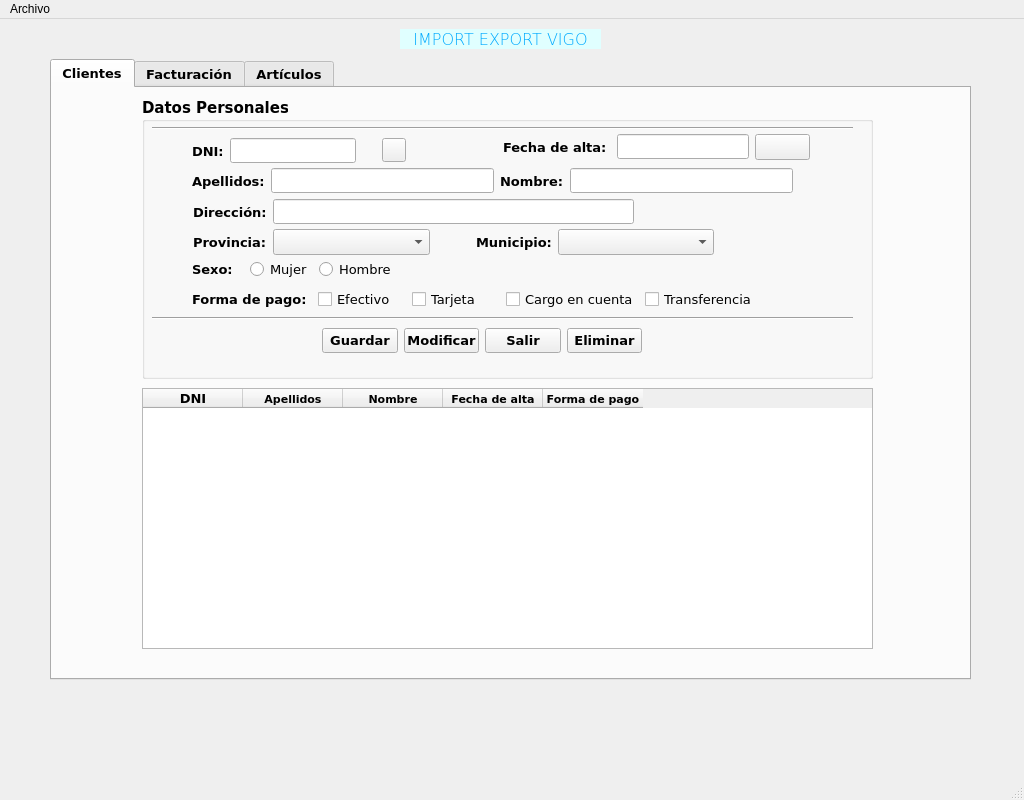
Before: the Qt Designer form window.ui in beafaro/farocarrera, drawn with Qt 5.
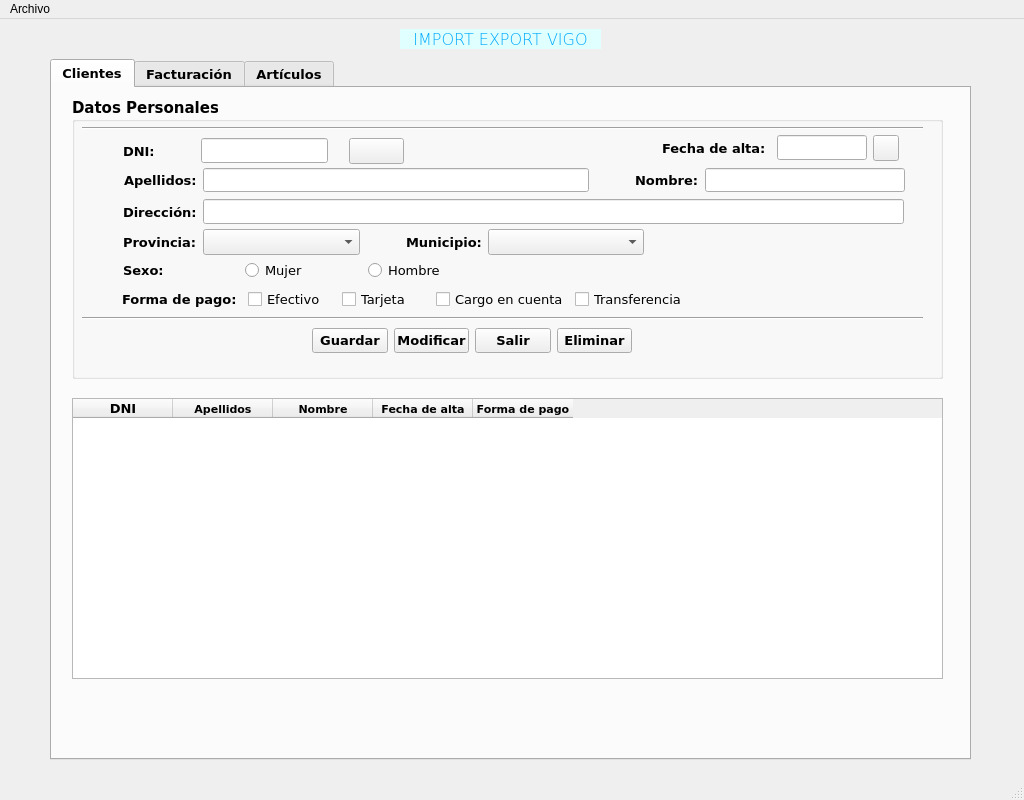
After: the same form once the commit is applied. Icons and pictures are not drawn.

Diff of the .ui file:
```diff
--- a/window.ui
+++ b/window.ui
@@ -53,7 +53,7 @@
       <x>50</x>
       <y>40</y>
       <width>921</width>
-      <height>621</height>
+      <height>701</height>
      </rect>
     </property>
     <property name="font">
@@ -74,9 +74,9 @@
      <widget class="QGroupBox" name="groupBox">
       <property name="geometry">
        <rect>
-        <x>90</x>
+        <x>20</x>
         <y>10</y>
-        <width>731</width>
+        <width>871</width>
         <height>281</height>
        </rect>
       </property>
@@ -97,7 +97,7 @@
         <rect>
          <x>10</x>
          <y>20</y>
-         <width>701</width>
+         <width>841</width>
          <height>21</height>
         </rect>
        </property>
@@ -105,82 +105,19 @@
         <enum>Qt::Horizontal</enum>
        </property>
       </widget>
-      <widget class="QWidget" name="layoutWidget">
-       <property name="geometry">
-        <rect>
-         <x>50</x>
-         <y>160</y>
-         <width>204</width>
-         <height>22</height>
-        </rect>
-       </property>
-       <layout class="QHBoxLayout" name="horizontalLayout_4">
-        <item>
-         <widget class="QLabel" name="lblSexo">
-          <property name="font">
-           <font>
-            <family>Verdana</family>
-            <pointsize>10</pointsize>
-            <weight>75</weight>
-            <bold>true</bold>
-            <stylestrategy>PreferDefault</stylestrategy>
-           </font>
-          </property>
-          <property name="text">
-           <string>Sexo: </string>
-          </property>
-         </widget>
-        </item>
-        <item>
-         <widget class="QRadioButton" name="rbtFem">
-          <property name="font">
-           <font>
-            <family>Verdana</family>
-            <pointsize>10</pointsize>
-            <weight>50</weight>
-            <bold>false</bold>
-            <stylestrategy>PreferDefault</stylestrategy>
-           </font>
-          </property>
-          <property name="text">
-           <string>Mujer</string>
-          </property>
-          <attribute name="buttonGroup">
-           <string notr="true">rbtGroupSex</string>
-          </attribute>
-         </widget>
-        </item>
-        <item>
-         <widget class="QRadioButton" name="rbtHom">
-          <property name="font">
-           <font>
-            <family>Verdana</family>
-            <pointsize>10</pointsize>
-            <weight>50</weight>
-            <bold>false</bold>
-            <stylestrategy>PreferDefault</stylestrategy>
-           </font>
-          </property>
-          <property name="text">
-           <string>Hombre</string>
-          </property>
-          <attribute name="buttonGroup">
-           <string notr="true">rbtGroupSex</string>
-          </attribute>
-         </widget>
-        </item>
-       </layout>
-      </widget>
       <widget class="QWidget" name="layoutWidget">
        <property name="geometry">
         <rect>
          <x>51</x>
          <y>101</y>
-         <width>441</width>
+         <width>781</width>
          <height>26</height>
         </rect>
        </property>
        <layout class="QHBoxLayout" name="horizontalLayout_6">
+        <property name="sizeConstraint">
+         <enum>QLayout::SetNoConstraint</enum>
+        </property>
         <item>
          <widget class="QLabel" name="lblDir">
           <property name="font">
@@ -217,7 +154,7 @@
         <rect>
          <x>10</x>
          <y>210</y>
-         <width>701</width>
+         <width>841</width>
          <height>21</height>
         </rect>
        </property>
@@ -451,13 +388,89 @@
       <widget class="QWidget" name="layoutWidget">
        <property name="geometry">
         <rect>
-         <x>50</x>
+         <x>240</x>
+         <y>230</y>
+         <width>320</width>
+         <height>26</height>
+        </rect>
+       </property>
+       <layout class="QHBoxLayout" name="horizontalLayout_8">
+        <item>
+         <widget class="QPushButton" name="btnGrabaCli">
+          <property name="font">
+           <font>
+            <family>Verdana</family>
+            <pointsize>10</pointsize>
+            <weight>75</weight>
+            <bold>true</bold>
+            <stylestrategy>PreferDefault</stylestrategy>
+           </font>
+          </property>
+          <property name="text">
+           <string>Guardar</string>
+          </property>
+         </widget>
+        </item>
+        <item>
+         <widget class="QPushButton" name="btnModifCli">
+          <property name="font">
+           <font>
+            <family>Verdana</family>
+            <pointsize>10</pointsize>
+            <weight>75</weight>
+            <bold>true</bold>
+            <stylestrategy>PreferDefault</stylestrategy>
+           </font>
+          </property>
+          <property name="text">
+           <string>Modificar</string>
+          </property>
+         </widget>
+        </item>
+        <item>
+         <widget class="QPushButton" name="btnSalir">
+          <property name="font">
+           <font>
+            <family>Verdana</family>
+            <pointsize>10</pointsize>
+            <weight>75</weight>
+            <bold>true</bold>
+            <stylestrategy>PreferDefault</stylestrategy>
+           </font>
+          </property>
+          <property name="text">
+           <string>Salir</string>
+          </property>
+         </widget>
+        </item>
+        <item>
+         <widget class="QPushButton" name="btnBajaCli">
+          <property name="font">
+           <font>
+            <family>Verdana</family>
+            <pointsize>10</pointsize>
+            <weight>75</weight>
+            <bold>true</bold>
+            <stylestrategy>PreferDefault</stylestrategy>
+           </font>
+          </property>
+          <property name="text">
+           <string>Eliminar</string>
+          </property>
+         </widget>
+        </item>
+       </layout>
+      </widget>
+      <widget class="QWidget" name="layoutWidget">
+       <property name="geometry">
+        <rect>
+         <x>52</x>
          <y>70</y>
-         <width>601</width>
-         <height>26</height>
+         <width>781</width>
+         <height>24</height>
         </rect>
        </property>
-       <layout class="QHBoxLayout" name="horizontalLayout_2">
+       <layout class="QHBoxLayout" name="horizontalLayout">
         <property name="sizeConstraint">
          <enum>QLayout::SetNoConstraint</enum>
         </property>
@@ -490,6 +503,22 @@
           </property>
          </widget>
         </item>
+        <item>
+         <spacer name="horizontalSpacer_2">
+          <property name="orientation">
+           <enum>Qt::Horizontal</enum>
+          </property>
+          <property name="sizeType">
+           <enum>QSizePolicy::Minimum</enum>
+          </property>
+          <property name="sizeHint" stdset="0">
+           <size>
+            <width>40</width>
+            <height>20</height>
+           </size>
+          </property>
+         </spacer>
+        </item>
         <item>
          <widget class="QLabel" name="lblNome">
           <property name="font">
@@ -508,6 +537,12 @@
         </item>
         <item>
          <widget class="QLineEdit" name="txtNome">
+          <property name="maximumSize">
+           <size>
+            <width>200</width>
+            <height>16777215</height>
+           </size>
+          </property>
           <property name="font">
            <font>
             <family>Verdana</family>
@@ -524,99 +559,16 @@
       <widget class="QWidget" name="layoutWidget">
        <property name="geometry">
         <rect>
-         <x>50</x>
-         <y>40</y>
-         <width>179</width>
-         <height>26</height>
+         <x>590</x>
+         <y>36</y>
+         <width>237</width>
+         <height>28</height>
         </rect>
        </property>
-       <layout class="QHBoxLayout" name="horizontalLayout">
+       <layout class="QHBoxLayout" name="horizontalLayout_2">
         <property name="sizeConstraint">
          <enum>QLayout::SetNoConstraint</enum>
         </property>
-        <item>
-         <widget class="QLabel" name="lblDNI">
-          <property name="font">
-           <font>
-            <family>Verdana</family>
-            <pointsize>10</pointsize>
-            <weight>75</weight>
-            <bold>true</bold>
-            <stylestrategy>PreferDefault</stylestrategy>
-           </font>
-          </property>
-          <property name="text">
-           <string>DNI:</string>
-          </property>
-         </widget>
-        </item>
-        <item>
-         <widget class="QLineEdit" name="txtDNI">
-          <property name="font">
-           <font>
-            <family>Verdana</family>
-            <pointsize>10</pointsize>
-            <weight>50</weight>
-            <bold>false</bold>
-            <stylestrategy>PreferDefault</stylestrategy>
-           </font>
-          </property>
-          <property name="alignment">
-           <set>Qt::AlignRight|Qt::AlignTrailing|Qt::AlignVCenter</set>
-          </property>
-         </widget>
-        </item>
-        <item>
-         <widget class="QLabel" name="lblValidoDNI">
-          <property name="sizePolicy">
-           <sizepolicy hsizetype="Expanding" vsizetype="Preferred">
-            <horstretch>0</horstretch>
-            <verstretch>0</verstretch>
-           </sizepolicy>
-          </property>
-          <property name="text">
-           <string/>
-          </property>
-         </widget>
-        </item>
-       </layout>
-      </widget>
-      <widget class="QPushButton" name="btnLimpiaCli">
-       <property name="geometry">
-        <rect>
-         <x>240</x>
-         <y>40</y>
-         <width>24</width>
-         <height>24</height>
-        </rect>
-       </property>
-       <property name="maximumSize">
-        <size>
-         <width>16777211</width>
-         <height>16777215</height>
-        </size>
-       </property>
-       <property name="icon">
-        <iconset>
-         <normaloff>img/limpiaForm.png</normaloff>img/limpiaForm.png</iconset>
-       </property>
-       <property name="iconSize">
-        <size>
-         <width>16</width>
-         <height>16</height>
-        </size>
-       </property>
-      </widget>
-      <widget class="QWidget" name="layoutWidget">
-       <property name="geometry">
-        <rect>
-         <x>361</x>
-         <y>32</y>
-         <width>307</width>
-         <height>34</height>
-        </rect>
-       </property>
-       <layout class="QHBoxLayout" name="horizontalLayout_7">
         <item>
          <widget class="QLabel" name="lblFechAlta">
           <property name="font">
@@ -635,6 +587,12 @@
         </item>
         <item>
          <widget class="QLineEdit" name="txtFechaAltaCli">
+          <property name="maximumSize">
+           <size>
+            <width>90</width>
+            <height>16777215</height>
+           </size>
+          </property>
           <property name="font">
            <font>
             <family>Verdana</family>
@@ -651,6 +609,12 @@
         </item>
         <item>
          <widget class="QPushButton" name="btnCalendar">
+          <property name="maximumSize">
+           <size>
+            <width>26</width>
+            <height>26</height>
+           </size>
+          </property>
           <property name="text">
            <string/>
           </property>
@@ -668,18 +632,21 @@
         </item>
        </layout>
       </widget>
-      <widget class="QWidget" name="">
+      <widget class="QWidget" name="layoutWidget">
        <property name="geometry">
         <rect>
-         <x>180</x>
-         <y>230</y>
-         <width>320</width>
+         <x>51</x>
+         <y>40</y>
+         <width>281</width>
          <height>26</height>
         </rect>
        </property>
-       <layout class="QHBoxLayout" name="horizontalLayout_8">
+       <layout class="QHBoxLayout" name="horizontalLayout_7">
+        <property name="sizeConstraint">
+         <enum>QLayout::SetNoConstraint</enum>
+        </property>
         <item>
-         <widget class="QPushButton" name="btnGrabaCli">
+         <widget class="QLabel" name="lblDNI">
           <property name="font">
            <font>
             <family>Verdana</family>
@@ -690,28 +657,92 @@
            </font>
           </property>
           <property name="text">
-           <string>Guardar</string>
+           <string>DNI:</string>
           </property>
          </widget>
         </item>
         <item>
-         <widget class="QPushButton" name="btnModifCli">
+         <spacer name="horizontalSpacer_3">
+          <property name="orientation">
+           <enum>Qt::Horizontal</enum>
+          </property>
+          <property name="sizeType">
+           <enum>QSizePolicy::Minimum</enum>
+          </property>
+          <property name="sizeHint" stdset="0">
+           <size>
+            <width>40</width>
+            <height>20</height>
+           </size>
+          </property>
+         </spacer>
+        </item>
+        <item>
+         <widget class="QLineEdit" name="txtDNI">
           <property name="font">
            <font>
             <family>Verdana</family>
             <pointsize>10</pointsize>
-            <weight>75</weight>
-            <bold>true</bold>
+            <weight>50</weight>
+            <bold>false</bold>
             <stylestrategy>PreferDefault</stylestrategy>
            </font>
           </property>
+          <property name="alignment">
+           <set>Qt::AlignRight|Qt::AlignTrailing|Qt::AlignVCenter</set>
+          </property>
+         </widget>
+        </item>
+        <item>
+         <widget class="QLabel" name="lblValidoDNI">
+          <property name="sizePolicy">
+           <sizepolicy hsizetype="Expanding" vsizetype="Preferred">
+            <horstretch>0</horstretch>
+            <verstretch>0</verstretch>
+           </sizepolicy>
+          </property>
           <property name="text">
-           <string>Modificar</string>
+           <string/>
           </property>
          </widget>
         </item>
         <item>
-         <widget class="QPushButton" name="btnSalir">
+         <widget class="QPushButton" name="btnLimpiaCli">
+          <property name="maximumSize">
+           <size>
+            <width>16777211</width>
+            <height>16777215</height>
+           </size>
+          </property>
+          <property name="icon">
+           <iconset>
+            <normaloff>img/limpiaForm.png</normaloff>img/limpiaForm.png</iconset>
+          </property>
+          <property name="iconSize">
+           <size>
+            <width>16</width>
+            <height>16</height>
+           </size>
+          </property>
+         </widget>
+        </item>
+       </layout>
+      </widget>
+      <widget class="QWidget" name="layoutWidget">
+       <property name="geometry">
+        <rect>
+         <x>51</x>
+         <y>161</y>
+         <width>361</width>
+         <height>22</height>
+        </rect>
+       </property>
+       <layout class="QHBoxLayout" name="horizontalLayout_4">
+        <property name="sizeConstraint">
+         <enum>QLayout::SetNoConstraint</enum>
+        </property>
+        <item>
+         <widget class="QLabel" name="lblSexo">
           <property name="font">
            <font>
             <family>Verdana</family>
@@ -722,24 +753,46 @@
            </font>
           </property>
           <property name="text">
-           <string>Salir</string>
+           <string>Sexo: </string>
           </property>
          </widget>
         </item>
         <item>
-         <widget class="QPushButton" name="btnBajaCli">
+         <widget class="QRadioButton" name="rbtFem">
           <property name="font">
            <font>
             <family>Verdana</family>
             <pointsize>10</pointsize>
-            <weight>75</weight>
-            <bold>true</bold>
+            <weight>50</weight>
+            <bold>false</bold>
             <stylestrategy>PreferDefault</stylestrategy>
            </font>
           </property>
           <property name="text">
-           <string>Eliminar</string>
+           <string>Mujer</string>
           </property>
+          <attribute name="buttonGroup">
+           <string notr="true">rbtGroupSex</string>
+          </attribute>
+         </widget>
+        </item>
+        <item>
+         <widget class="QRadioButton" name="rbtHom">
+          <property name="font">
+           <font>
+            <family>Verdana</family>
+            <pointsize>10</pointsize>
+            <weight>50</weight>
+            <bold>false</bold>
+            <stylestrategy>PreferDefault</stylestrategy>
+           </font>
+          </property>
+          <property name="text">
+           <string>Hombre</string>
+          </property>
+          <attribute name="buttonGroup">
+           <string notr="true">rbtGroupSex</string>
+          </attribute>
          </widget>
         </item>
        </layout>
@@ -748,15 +801,15 @@
      <widget class="QTableWidget" name="tabClientes">
       <property name="geometry">
        <rect>
-        <x>90</x>
-        <y>300</y>
-        <width>731</width>
-        <height>261</height>
+        <x>20</x>
+        <y>310</y>
+        <width>871</width>
+        <height>281</height>
        </rect>
       </property>
       <property name="maximumSize">
        <size>
-        <width>800</width>
+        <width>900</width>
         <height>600</height>
        </size>
       </property>
```
